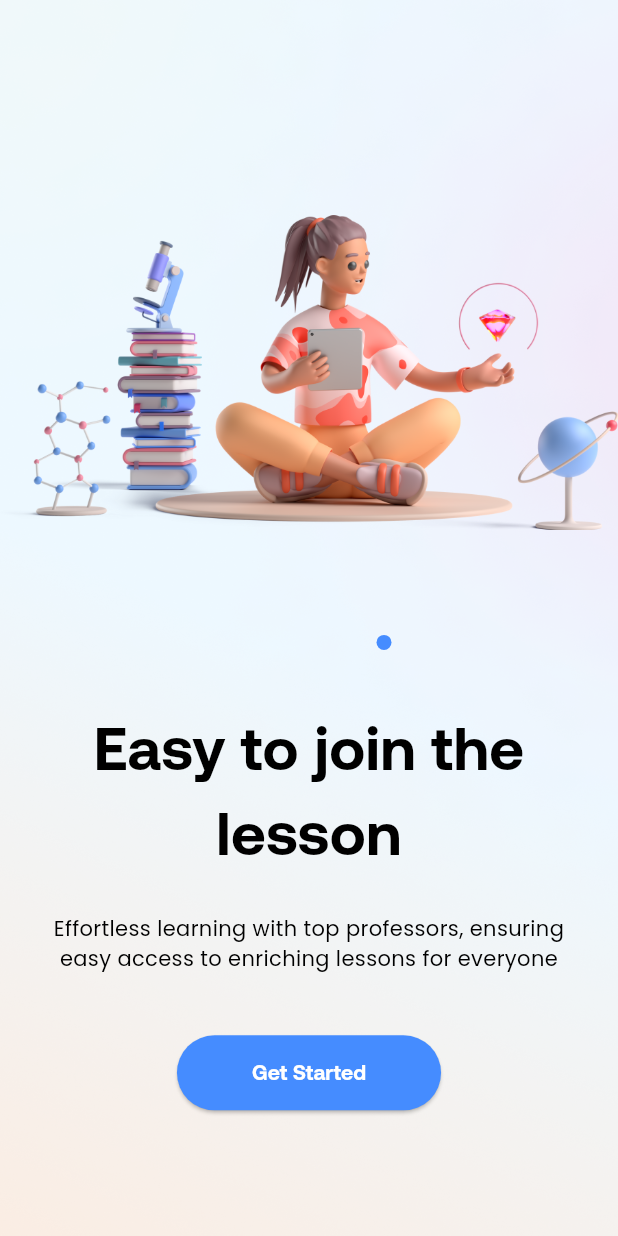
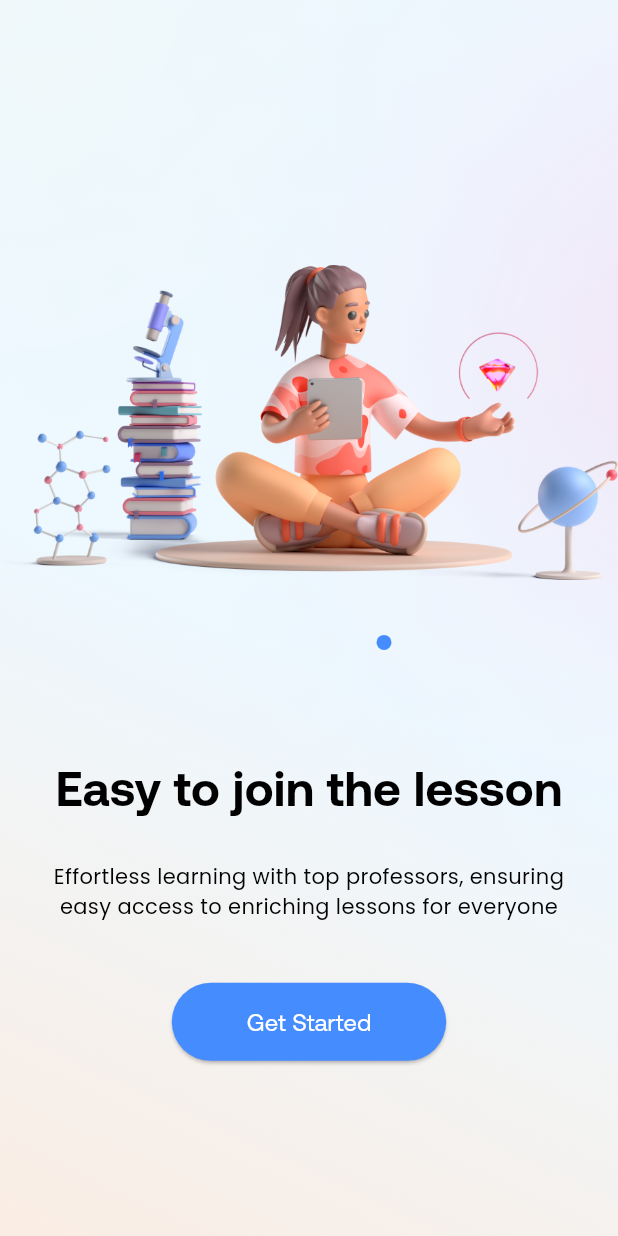
Before and after one commit to fzl-22/educa-app, a Flutter app: the screen it shows after launch, swiped to page 3, on a phone screen of 412 x 824 dp. Run offline on Flutter 3.47's test engine with Material 3 defaults, Android fonts, the phone set to English and light mode, and no system bars; drawn by our look-alikes of smooth_page_indicator; our stand-ins replace bloc, cloud_firestore, dartz, equatable, firebase_auth, firebase_core and 6 more; missing offline and left inert: firebase_ui_auth; accounts and stored records are empty; generated files the repository leaves out were written again; project files that could hold a hidden picture were left out.

Commit message:
style: configured global text styles

```diff
--- a/lib/core/common/widgets/rounded_button.dart
+++ b/lib/core/common/widgets/rounded_button.dart
@@ -1,4 +1,5 @@
 import 'package:education_app/core/res/colours.dart';
+import 'package:education_app/core/res/text_styles.dart';
 import 'package:flutter/material.dart';
 
 class RoundedButton extends StatelessWidget {
@@ -22,6 +23,7 @@ class RoundedButton extends StatelessWidget {
         backgroundColor: buttonColour ?? Colours.primaryColour,
         foregroundColor: labelColour ?? Colors.white,
         minimumSize: const Size(double.maxFinite, 50),
+        textStyle: TextStyles.regular16,
       ),
       onPressed: onPressed,
       child: child,
--- a/lib/core/common/widgets/text_input_field.dart
+++ b/lib/core/common/widgets/text_input_field.dart
@@ -1,3 +1,4 @@
+import 'package:education_app/core/res/text_styles.dart';
 import 'package:flutter/material.dart';
 
 class TextInputField extends StatelessWidget {
@@ -66,11 +67,7 @@ class TextInputField extends StatelessWidget {
         fillColor: fillColour,
         suffixIcon: suffixIcon,
         hintText: hintText,
-        hintStyle: hintStyle ??
-            const TextStyle(
-              fontSize: 16,
-              fontWeight: FontWeight.w400,
-            ),
+        hintStyle: hintStyle ?? TextStyles.regular16,
       ),
     );
   }
--- /dev/null
+++ b/lib/core/res/text_styles.dart
@@ -0,0 +1,145 @@
+import 'package:flutter/material.dart';
+
+class TextStyles {
+  const TextStyles._();
+
+  static const bold64 = TextStyle(
+    fontWeight: FontWeight.bold,
+    fontSize: 64,
+  );
+
+  static const medium64 = TextStyle(
+    fontWeight: FontWeight.w500,
+    fontSize: 64,
+  );
+
+  static const regular64 = TextStyle(
+    fontWeight: FontWeight.normal,
+    fontSize: 64,
+  );
+
+  static const light64 = TextStyle(
+    fontWeight: FontWeight.w300,
+    fontSize: 64,
+  );
+
+  static const bold45 = TextStyle(
+    fontWeight: FontWeight.bold,
+    fontSize: 45,
+  );
+
+  static const medium45 = TextStyle(
+    fontWeight: FontWeight.w500,
+    fontSize: 45,
+  );
+
+  static const regular45 = TextStyle(
+    fontWeight: FontWeight.normal,
+    fontSize: 45,
+  );
+
+  static const light45 = TextStyle(
+    fontWeight: FontWeight.w300,
+    fontSize: 45,
+  );
+
+  static const bold32 = TextStyle(
+    fontWeight: FontWeight.bold,
+    fontSize: 32,
+  );
+
+  static const medium32 = TextStyle(
+    fontWeight: FontWeight.w500,
+    fontSize: 32,
+  );
+
+  static const regular32 = TextStyle(
+    fontWeight: FontWeight.normal,
+    fontSize: 32,
+  );
+
+  static const light32 = TextStyle(
+    fontWeight: FontWeight.w300,
+    fontSize: 32,
+  );
+
+  static const bold23 = TextStyle(
+    fontWeight: FontWeight.bold,
+    fontSize: 23,
+  );
+
+  static const medium23 = TextStyle(
+    fontWeight: FontWeight.w500,
+    fontSize: 23,
+  );
+
+  static const regular23 = TextStyle(
+    fontWeight: FontWeight.normal,
+    fontSize: 23,
+  );
+
+  static const light23 = TextStyle(
+    fontWeight: FontWeight.w300,
+    fontSize: 23,
+  );
+
+  static const bold16 = TextStyle(
+    fontWeight: FontWeight.bold,
+    fontSize: 16,
+  );
+
+  static const medium16 = TextStyle(
+    fontWeight: FontWeight.w500,
+    fontSize: 16,
+  );
+
+  static const regular16 = TextStyle(
+    fontWeight: FontWeight.normal,
+    fontSize: 16,
+  );
+
+  static const light16 = TextStyle(
+    fontWeight: FontWeight.w300,
+    fontSize: 16,
+  );
+
+  static const bold11 = TextStyle(
+    fontWeight: FontWeight.bold,
+    fontSize: 11,
+  );
+
+  static const medium11 = TextStyle(
+    fontWeight: FontWeight.w500,
+    fontSize: 11,
+  );
+
+  static const regular11 = TextStyle(
+    fontWeight: FontWeight.normal,
+    fontSize: 11,
+  );
+
+  static const light11 = TextStyle(
+    fontWeight: FontWeight.w300,
+    fontSize: 11,
+  );
+
+  static const bold8 = TextStyle(
+    fontWeight: FontWeight.bold,
+    fontSize: 8,
+  );
+
+  static const medium8 = TextStyle(
+    fontWeight: FontWeight.w500,
+    fontSize: 8,
+  );
+
+  static const regular8 = TextStyle(
+    fontWeight: FontWeight.normal,
+    fontSize: 8,
+  );
+
+  static const light8 = TextStyle(
+    fontWeight: FontWeight.w300,
+    fontSize: 8,
+  );
+}
--- a/lib/src/auth/presentation/views/sign_in_screen.dart
+++ b/lib/src/auth/presentation/views/sign_in_screen.dart
@@ -4,6 +4,7 @@ import 'package:education_app/core/common/widgets/rounded_button.dart';
 import 'package:education_app/core/res/colours.dart';
 import 'package:education_app/core/res/fonts.dart';
 import 'package:education_app/core/res/media_res.dart';
+import 'package:education_app/core/res/text_styles.dart';
 import 'package:education_app/core/services/injection_container.dart';
 import 'package:education_app/core/utils/core_utils.dart';
 import 'package:education_app/src/auth/data/models/user_model.dart';
@@ -73,12 +74,10 @@ class _SignInScreenState extends State<SignInScreen> {
                 shrinkWrap: true,
                 padding: const EdgeInsets.symmetric(horizontal: 20),
                 children: [
-                  const Text(
+                  Text(
                     'Easy to learn, discover more skills',
-                    style: TextStyle(
+                    style: TextStyles.bold32.copyWith(
                       fontFamily: Fonts.aeonik,
-                      fontWeight: FontWeight.w700,
-                      fontSize: 32,
                     ),
                   ),
                   const SizedBox(height: 10),
@@ -87,9 +86,7 @@ class _SignInScreenState extends State<SignInScreen> {
                     children: [
                       const Text(
                         'Sign in to your account',
-                        style: TextStyle(
-                          fontSize: 14,
-                        ),
+                        style: TextStyles.regular16,
                       ),
                       Baseline(
                         baseline: 100,
@@ -137,7 +134,7 @@ class _SignInScreenState extends State<SignInScreen> {
                               width: 24,
                               child: CircularProgressIndicator(
                                 color: Colours.whiteColour,
-                                                            ),
+                              ),
                             ),
                           )
                         : const Text('Sign In'),
--- a/lib/src/on_boarding/presentation/widgets/on_boarding_body.dart
+++ b/lib/src/on_boarding/presentation/widgets/on_boarding_body.dart
@@ -1,5 +1,6 @@
 import 'package:education_app/core/extensions/context_extension.dart';
 import 'package:education_app/core/res/fonts.dart';
+import 'package:education_app/core/res/text_styles.dart';
 import 'package:education_app/src/on_boarding/domain/entities/page_content.dart';
 import 'package:education_app/src/on_boarding/presentation/cubit/on_boarding_cubit.dart';
 import 'package:education_app/src/on_boarding/presentation/widgets/on_boarding_button.dart';
@@ -33,10 +34,8 @@ class OnBoardingBody extends StatelessWidget {
               Text(
                 pageContent.title,
                 textAlign: TextAlign.center,
-                style: const TextStyle(
+                style: TextStyles.bold32.copyWith(
                   fontFamily: Fonts.aeonik,
-                  fontSize: 40,
-                  fontWeight: FontWeight.bold,
                 ),
               ),
               SizedBox(
--- a/lib/src/on_boarding/presentation/widgets/on_boarding_button.dart
+++ b/lib/src/on_boarding/presentation/widgets/on_boarding_button.dart
@@ -1,5 +1,6 @@
 import 'package:education_app/core/res/colours.dart';
 import 'package:education_app/core/res/fonts.dart';
+import 'package:education_app/core/res/text_styles.dart';
 import 'package:flutter/material.dart';
 
 class OnBoardingButton extends StatelessWidget {
@@ -22,9 +23,8 @@ class OnBoardingButton extends StatelessWidget {
           horizontal: 50,
           vertical: 17,
         ),
-        textStyle: const TextStyle(
+        textStyle: TextStyles.regular16.copyWith(
           fontFamily: Fonts.aeonik,
-          fontWeight: FontWeight.bold,
         ),
       ),
       onPressed: onPressed,
```
